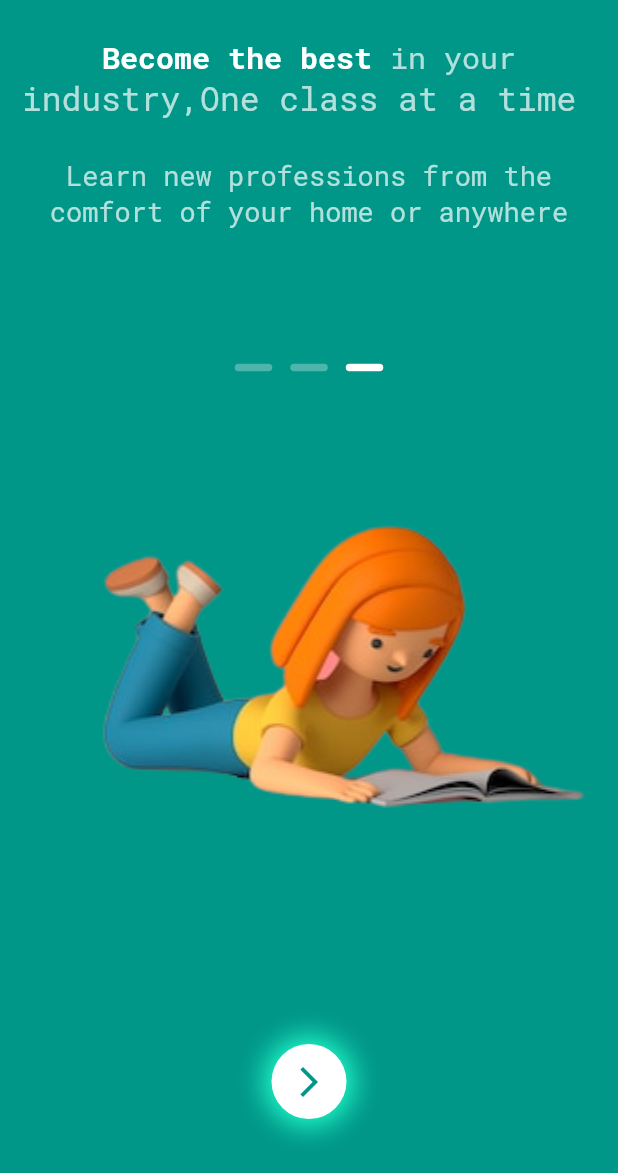
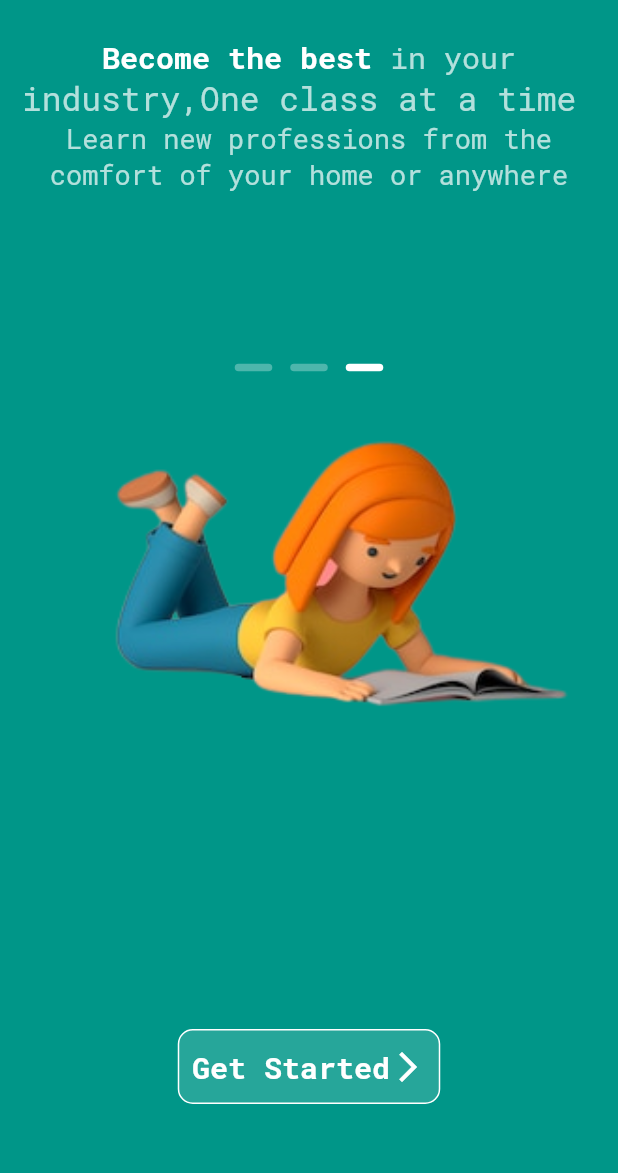
Before and after one commit to tirthkp/Books-App-intro-Flutter, a Flutter app: the screen it shows after launch, swiped to page 3, on a phone screen of 412 x 824 dp, the part 63-1236 px from its top. Run offline on Flutter 3.47's test engine with Material 2 defaults, Android fonts, the light colour scheme and no system bars; drawn by our look-alikes of smooth_page_indicator; our stand-ins replace google_fonts.

Commit message:
onboarding screen complete

```diff
--- a/lib/main.dart
+++ b/lib/main.dart
@@ -10,7 +10,7 @@ class MyApp extends StatelessWidget {
 
   @override
   Widget build(BuildContext context) {
-    return MaterialApp(
+    return const MaterialApp(
       debugShowCheckedModeBanner: false,
       home: IntroPage(),
     );
--- a/lib/pages/intro_page.dart
+++ b/lib/pages/intro_page.dart
@@ -1,8 +1,11 @@
-import 'package:books_app/pages/page1.dart';
-import 'package:books_app/pages/page2.dart';
-import 'package:books_app/pages/page3.dart';
 import 'package:flutter/material.dart';
+import 'package:google_fonts/google_fonts.dart';
 import 'package:smooth_page_indicator/smooth_page_indicator.dart';
+
+import 'home_page.dart';
+import 'intro_pages/page1.dart';
+import 'intro_pages/page2.dart';
+import 'intro_pages/page3.dart';
 
 class IntroPage extends StatefulWidget {
   const IntroPage({Key? key}) : super(key: key);
@@ -13,7 +16,7 @@ class IntroPage extends StatefulWidget {
 
 class _IntroPageState extends State<IntroPage> {
   final _controller = PageController();
-  late int pageChanged;
+  int currentPosition = 0;
 
   @override
   Widget build(BuildContext context) {
@@ -27,7 +30,7 @@ class _IntroPageState extends State<IntroPage> {
               scrollDirection: Axis.horizontal,
               onPageChanged: (index) {
                 setState(() {
-                  pageChanged = index;
+                  currentPosition = index;
                 });
               },
               children: const [
@@ -63,8 +66,14 @@ class _IntroPageState extends State<IntroPage> {
       ),
       floatingActionButton: Padding(
         padding: const EdgeInsets.only(bottom: 20.0),
-        child: InkWell(
-          onTap: () {},
+        child: currentPosition == 0 || currentPosition == 1
+            ? InkWell(
+                onTap: () {
+                  _controller.nextPage(
+                    duration: const Duration(milliseconds: 500),
+                    curve: Curves.ease,
+                  );
+                },
                 child: Container(
                   height: 50,
                   width: 50,
@@ -84,6 +93,55 @@ class _IntroPageState extends State<IntroPage> {
                     color: Colors.teal,
                   ),
                 ),
+              )
+            : Padding(
+                padding: const EdgeInsets.only(
+                  bottom: 10.0,
+                  right: 10.0,
+                  left: 10.0,
+                ),
+                child: InkWell(
+                  onTap: () {
+                    Navigator.push(
+                      context,
+                      MaterialPageRoute(
+                        builder: (context) => const LoginPage(),
+                      ),
+                    );
+                  },
+                  child: Container(
+                    height: 50,
+                    width: 175,
+                    decoration: BoxDecoration(
+                      borderRadius: BorderRadius.circular(10),
+                      border: Border.all(
+                        color: Colors.white,
+                      ),
+                      color: Colors.teal[400],
+                    ),
+                    child: Padding(
+                      padding: const EdgeInsets.all(8.0),
+                      child: Row(
+                        mainAxisAlignment: MainAxisAlignment.center,
+                        crossAxisAlignment: CrossAxisAlignment.center,
+                        children: [
+                          Text(
+                            'Get Started',
+                            style: GoogleFonts.robotoMono(
+                              color: Colors.white,
+                              fontSize: 20,
+                              fontWeight: FontWeight.bold,
+                            ),
+                          ),
+                          const Icon(
+                            Icons.arrow_forward_ios_outlined,
+                            color: Colors.white,
+                          ),
+                        ],
+                      ),
+                    ),
+                  ),
+                ),
               ),
       ),
       floatingActionButtonLocation: FloatingActionButtonLocation.centerFloat,
--- a/lib/pages/page2.dart
+++ b/lib/pages/intro_pages/page3.dart
@@ -1,8 +1,8 @@
 import 'package:flutter/material.dart';
 import 'package:google_fonts/google_fonts.dart';
 
-class Page2 extends StatelessWidget {
-  const Page2({Key? key}) : super(key: key);
+class Page3 extends StatelessWidget {
+  const Page3({Key? key}) : super(key: key);
 
   @override
   Widget build(BuildContext context) {
@@ -71,9 +71,9 @@ class Page2 extends StatelessWidget {
               ),
             ),
           ),
-          const SizedBox(
-            height: 25,
-          ),
+          // const SizedBox(
+          //   height: 25,
+          // ),
           Text(
             'Learn new professions from the',
             style: GoogleFonts.robotoMono(
@@ -88,12 +88,9 @@ class Page2 extends StatelessWidget {
               fontSize: 18,
             ),
           ),
-          const SizedBox(
-            height: 20,
-          ),
           Image.asset(
-            'images/2.png',
-            height: 480,
+            'images/3.png',
+            height: 450,
             width: double.infinity,
             fit: BoxFit.fitHeight,
           ),
--- a/lib/pages/page3.dart
+++ /dev/null
@@ -1,104 +0,0 @@
-import 'package:flutter/material.dart';
-import 'package:google_fonts/google_fonts.dart';
-
-class Page3 extends StatelessWidget {
-  const Page3({Key? key}) : super(key: key);
-
-  @override
-  Widget build(BuildContext context) {
-    return Padding(
-      padding: const EdgeInsets.all(8.0),
-      child: Column(
-        children: [
-          Padding(
-            padding: const EdgeInsets.only(top: 8.0),
-            child: Row(
-              mainAxisAlignment: MainAxisAlignment.center,
-              children: [
-                Text(
-                  'OUR',
-                  style: GoogleFonts.robotoMono(
-                    letterSpacing: 2,
-                    decoration: TextDecoration.lineThrough,
-                    fontSize: 20,
-                    color: Colors.white70,
-                  ),
-                ),
-                const SizedBox(
-                  width: 10,
-                ),
-                Text(
-                  'YOUR BOOKS',
-                  style: GoogleFonts.robotoMono(
-                    letterSpacing: 2,
-                    fontSize: 20,
-                    color: Colors.white70,
-                  ),
-                ),
-              ],
-            ),
-          ),
-          const SizedBox(
-            height: 25,
-          ),
-          Row(
-            mainAxisAlignment: MainAxisAlignment.center,
-            children: [
-              Text(
-                'Become the best ',
-                style: GoogleFonts.robotoMono(
-                  color: Colors.white,
-                  fontSize: 20,
-                  fontWeight: FontWeight.bold,
-                ),
-              ),
-              Text(
-                'in your',
-                style: GoogleFonts.robotoMono(
-                  color: Colors.white70,
-                  fontSize: 20,
-                  // fontWeight: FontWeight.bold,
-                ),
-              ),
-            ],
-          ),
-          Center(
-            child: Text(
-              'industry,One class at a time ',
-              style: GoogleFonts.robotoMono(
-                color: Colors.white70,
-                fontSize: 22,
-              ),
-            ),
-          ),
-          const SizedBox(
-            height: 25,
-          ),
-          Text(
-            'Learn new professions from the',
-            style: GoogleFonts.robotoMono(
-              color: Colors.white70,
-              fontSize: 18,
-            ),
-          ),
-          Text(
-            'comfort of your home or anywhere',
-            style: GoogleFonts.robotoMono(
-              color: Colors.white70,
-              fontSize: 18,
-            ),
-          ),
-          const SizedBox(
-            height: 20,
-          ),
-          Image.asset(
-            'images/3.png',
-            height: 480,
-            width: double.infinity,
-            fit: BoxFit.fitHeight,
-          ),
-        ],
-      ),
-    );
-  }
-}
```
Also changed, not shown: lib/pages/home_page.dart (added, +21 -0 lines), lib/pages/intro_pages/page1.dart (added, +107 -0 lines), lib/pages/intro_pages/page2.dart (added, +107 -0 lines), lib/pages/page1.dart (deleted, +0 -104 lines), pubspec.yaml (+5 -5 lines). Lines whose indentation alone changed are shown as unchanged.
